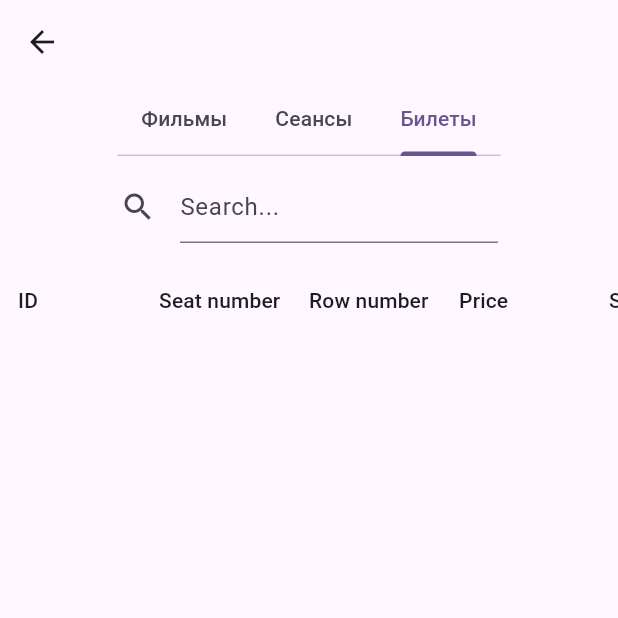
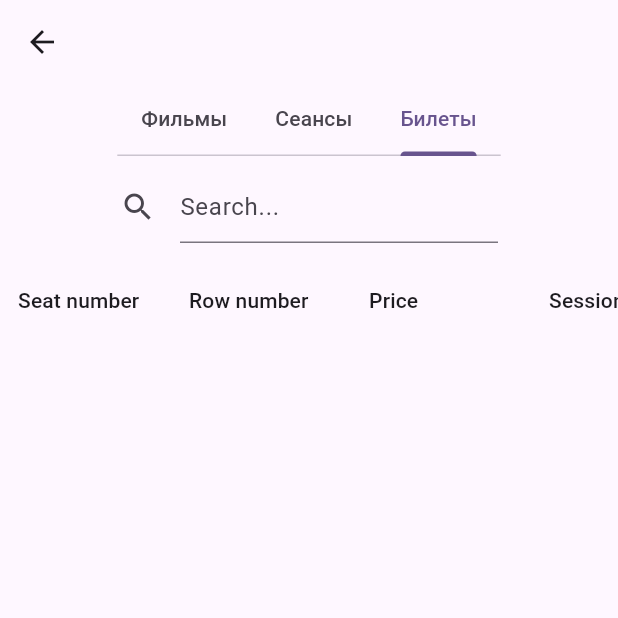
Before and after one commit to blueberry13-8/cinema, a Flutter app: the UserOverviewPage screen opened directly with empty values, tab 3 chosen, on a phone screen of 412 x 824 dp, the top half of it. Run offline on Flutter 3.47's test engine with Material 3 defaults, Android fonts, the phone set to English and light mode, and no system bars; drawn by our look-alikes of data_table_2; our stand-ins replace bloc, flutter_bloc, freezed_annotation, logger; missing offline and left inert: postgres; accounts and stored records are empty; generated files the repository leaves out were written again.

Commit message:
hide id in editable widget for user. hide id in tables view for everyone

```diff
--- a/lib/features/app/domain/repositories/database.dart
+++ b/lib/features/app/domain/repositories/database.dart
@@ -16,7 +16,7 @@ class Database {
   Database._privateConstructor();
 
   final String user = 'postgres',
-      password = 'postgres',
+      password = 'buter',
       host = 'localhost',
       database = 'cinema';
 
--- a/lib/features/app/presentation/pages/customers/customers_page.dart
+++ b/lib/features/app/presentation/pages/customers/customers_page.dart
@@ -95,6 +95,7 @@ class _CustomersPageState extends State<_CustomersPage> {
                   child: CustomersTable(
                     customers: filtered(state.customers, _searchController.text),
                     selectedCustomerIndex: state.selectedCustomerIndex,
+                    editable: false,
                   ),
                 ),
                 if (state.selectedCustomerIndex != null)
--- a/lib/features/app/presentation/pages/movie/movies_page.dart
+++ b/lib/features/app/presentation/pages/movie/movies_page.dart
@@ -95,6 +95,7 @@ class _MoviesPageState extends State<_MoviesPage> {
                   child: MoviesTable(
                     movies: filtered(state.movies, _searchController.text),
                     selectedMovieIndex: state.selectedMovieIndex,
+                    editable: false,
                   ),
                 ),
                 if (state.selectedMovieIndex != null)
--- a/lib/features/app/presentation/pages/movie/user_movies_page.dart
+++ b/lib/features/app/presentation/pages/movie/user_movies_page.dart
@@ -84,6 +84,7 @@ class _UserMoviesPageState extends State<_UserMoviesPage> {
               child: MoviesTable(
                 movies: filtered(state.movies, _searchController.text),
                 selectedMovieIndex: state.selectedMovieIndex,
+                editable: false,
               ),
             ),
             if (state.selectedMovieIndex != null)
--- a/lib/features/app/presentation/pages/session/session_page.dart
+++ b/lib/features/app/presentation/pages/session/session_page.dart
@@ -95,6 +95,7 @@ class _SessionsPageState extends State<_SessionsPage> {
                   child: SessionsTable(
                     sessions: filtered(state.sessions, _searchController.text),
                     selectedSessionIndex: state.selectedSessionIndex,
+                    editable: false,
                   ),
                 ),
                 if (state.selectedSessionIndex != null)
--- a/lib/features/app/presentation/pages/session/user_session_page.dart
+++ b/lib/features/app/presentation/pages/session/user_session_page.dart
@@ -84,6 +84,7 @@ class _UserSessionsPageState extends State<_UserSessionsPage> {
               child: SessionsTable(
                 sessions: filtered(state.sessions, _searchController.text),
                 selectedSessionIndex: state.selectedSessionIndex,
+                editable: false,
               ),
             ),
             if (state.selectedSessionIndex != null)
--- a/lib/features/app/presentation/pages/ticket/ticket_page.dart
+++ b/lib/features/app/presentation/pages/ticket/ticket_page.dart
@@ -101,6 +101,7 @@ class _TicketsPageState extends State<_TicketsPage> {
                   child: TicketsTable(
                     tickets: filtered(state.tickets, _searchController.text),
                     selectedTicketIndex: state.selectedTicketIndex,
+                    editable: false,
                   ),
                 ),
                 if (state.selectedTicketIndex != null)
--- a/lib/features/app/presentation/pages/ticket/user_ticket_page.dart
+++ b/lib/features/app/presentation/pages/ticket/user_ticket_page.dart
@@ -86,6 +86,7 @@ class _UserTicketsPageState extends State<_UserTicketsPage> {
               child: TicketsTable(
                 tickets: filtered(state.tickets, _searchController.text),
                 selectedTicketIndex: state.selectedTicketIndex,
+                editable: false,
               ),
             ),
             if (state.selectedTicketIndex != null)
--- a/lib/features/app/presentation/widgets/movie/my_editing_movie_widget.dart
+++ b/lib/features/app/presentation/widgets/movie/my_editing_movie_widget.dart
@@ -39,6 +39,7 @@ class _MyEditingMovieWidgetState extends State<MyEditingMovieWidget> {
     return Column(
       mainAxisSize: MainAxisSize.min,
       children: [
+        if (widget.editable)
           MyFormField(
             enabled: false,
             fieldName: widget.fields[0],
--- a/lib/features/app/presentation/widgets/session/my_editing_session_widget.dart
+++ b/lib/features/app/presentation/widgets/session/my_editing_session_widget.dart
@@ -38,6 +38,7 @@ class _MyEditingSessionWidgetState extends State<MyEditingSessionWidget> {
     return Column(
       mainAxisSize: MainAxisSize.min,
       children: [
+        if (widget.editable)
           MyFormField(
             enabled: false,
             fieldName: widget.fields[0],
--- a/lib/features/app/presentation/widgets/ticket/my_editing_ticket_widget.dart
+++ b/lib/features/app/presentation/widgets/ticket/my_editing_ticket_widget.dart
@@ -46,6 +46,7 @@ class _MyEditingTicketWidgetState extends State<MyEditingTicketWidget> {
     return Column(
       mainAxisSize: MainAxisSize.min,
       children: [
+        if (widget.editable)
           MyFormField(
             enabled: false,
             fieldName: widget.fields[0],
--- a/lib/features/app/presentation/widgets/ticket/tickets_table.dart
+++ b/lib/features/app/presentation/widgets/ticket/tickets_table.dart
@@ -9,7 +9,9 @@ class TicketsTable extends StatelessWidget {
   const TicketsTable({
     super.key,
     required this.tickets,
-    this.selectedTicketIndex, this.scrollController,
+    this.selectedTicketIndex,
+    this.scrollController,
+    this.editable = true,
   });
 
   final List<Ticket> tickets;
@@ -17,23 +19,19 @@ class TicketsTable extends StatelessWidget {
   final int? selectedTicketIndex;
 
   final ScrollController? scrollController;
+  final bool editable;
 
   @override
   Widget build(BuildContext context) {
     return DataTable2(
       scrollController: scrollController,
-
       columnSpacing: 12,
       horizontalMargin: 12,
       minWidth: 600,
       showCheckboxColumn: false,
-      columns: kTicketFields
-          .map(
-            (e) => DataColumn2(
-              label: Text(e),
-            ),
-          )
-          .toList(),
+      columns: editable
+          ? kTicketFields.map((e) => DataColumn2(label: Text(e),),).toList()
+          : kTicketFields.sublist(1).map((e) => DataColumn2(label: Text(e),),).toList(),
       rows: tickets.asMap().entries.map(
         (entry) {
           final index = entry.key;
@@ -46,9 +44,10 @@ class TicketsTable extends StatelessWidget {
               }
             },
             cells: [
-              DataCell(
-                Text('${ticket.id}'),
-              ),
+              if (editable)
+                DataCell(
+                  Text('${ticket.id}'),
+                ),
               DataCell(
                 Text('${ticket.seatNumber}'),
               ),
```
Also changed, not shown: lib/features/app/presentation/widgets/customers/customers_table.dart (+9 -4 lines), lib/features/app/presentation/widgets/movie/movies_table.dart (+11 -4 lines), lib/features/app/presentation/widgets/session/sessions_table.dart (+11 -4 lines). Lines whose indentation alone changed are shown as unchanged.
